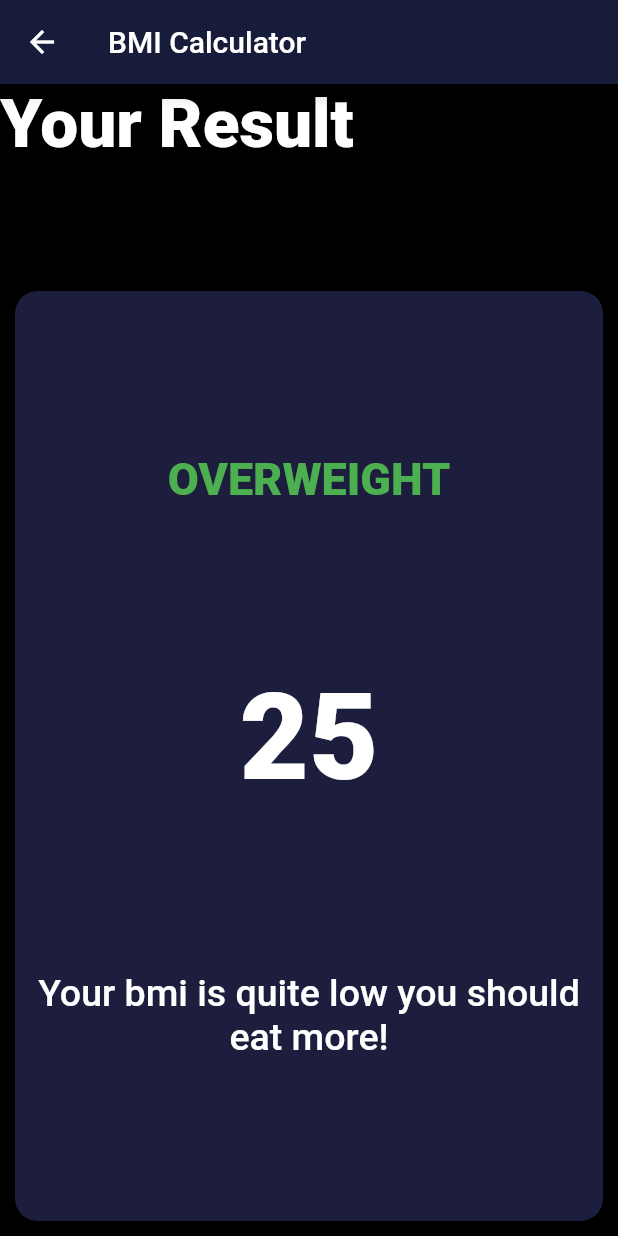
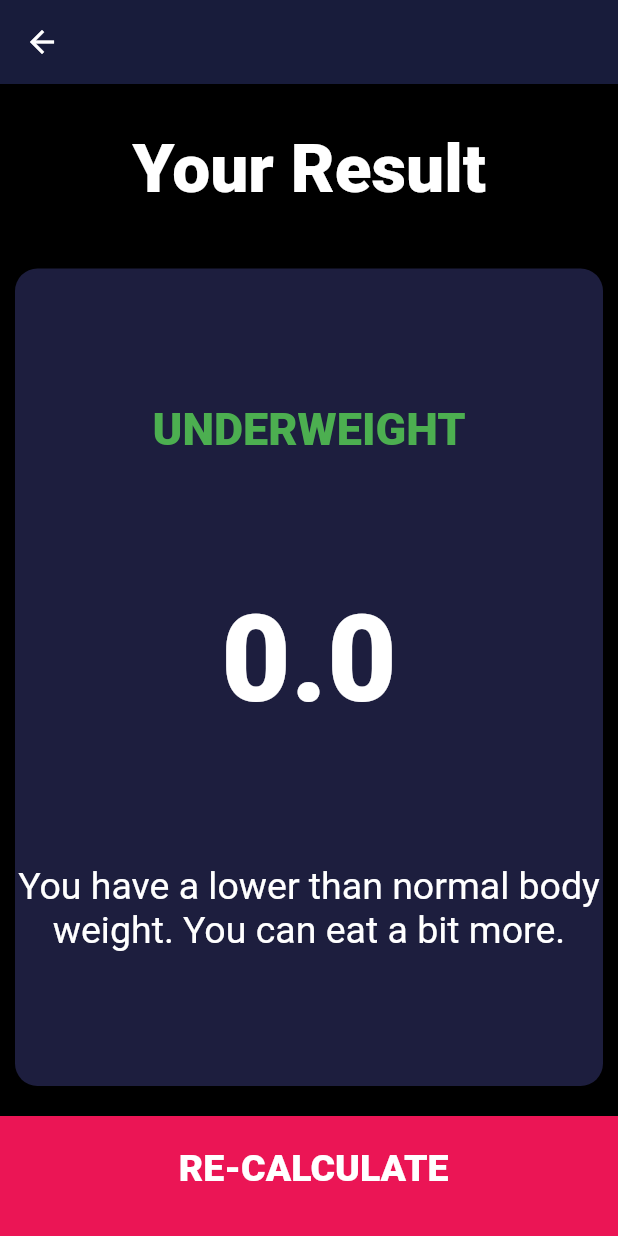
Before and after one commit to rohandocx/BMI_UI_app, a Flutter app: the screen it shows after launch, after a tap on "CALCULATE", on a phone screen of 412 x 824 dp. Run offline on Flutter 3.47's test engine with Material 2 defaults, Android fonts, the phone set to English and light mode, and no system bars; our stand-ins replace font_awesome_flutter.

Commit message:
Final Commit

```diff
--- /dev/null
+++ b/lib/Bmi_brain.dart
@@ -0,0 +1,36 @@
+import 'dart:math';
+
+class Bmi_brain{
+  Bmi_brain({this.weight, this.height});
+
+  final int height;
+  final int weight ;
+
+  double _bmi;
+
+  String calculateBMI() {
+    _bmi = weight / pow(height / 100, 2);
+    return _bmi.toStringAsFixed(1);
+  }
+
+  String getResult() {
+    if (_bmi >= 25) {
+      return 'Overweight';
+    } else if (_bmi > 18.5) {
+      return 'Normal';
+    } else {
+      return 'Underweight';
+    }
+  }
+
+  String getInterpretation() {
+    if (_bmi >= 25) {
+      return 'You have a higher than normal body weight. Try to exercise more.';
+    } else if (_bmi >= 18.5) {
+      return 'You have a normal body weight. Good job!';
+    } else {
+      return 'You have a lower than normal body weight. You can eat a bit more.';
+    }
+  }
+
+}
--- a/lib/Constants.dart
+++ b/lib/Constants.dart
@@ -37,6 +37,6 @@ const kbmi = TextStyle(
 );
 
 const kstatement = TextStyle(
-  fontWeight: FontWeight.w500,
+
   fontSize: 25.0,
 );
--- a/lib/input_page.dart
+++ b/lib/input_page.dart
@@ -1,17 +1,17 @@
-import 'dart:io';
-
-import 'package:bmi_calculator/input_page.dart';
+import 'package:bmi_calculator/results_page.dart';
 import 'package:flutter/material.dart';
 import 'package:font_awesome_flutter/font_awesome_flutter.dart';
 import 'containerIcon.dart';
 import 'reusable.dart';
 import 'Constants.dart';
+import 'Bmi_brain.dart';
 
 enum Gender { male, female }
 
 int height = 180;
 int weight = 0;
-int age =0 ;
+int age = 0;
+
 class InputPage extends StatefulWidget {
   @override
   _InputPageState createState() => _InputPageState();
@@ -193,19 +193,30 @@ class _InputPageState extends State<InputPage> {
               ],
             )),
             GestureDetector(
-              onTap: (){
-               Navigator.pushNamed(context, '/second');
+              onTap: () {
+                Bmi_brain calc = Bmi_brain(weight: weight, height: height);
+
+                Navigator.push(
+                    context,
+                    MaterialPageRoute(
+                        builder: (context) => ResultsPage(
+                              bmiresult: calc.calculateBMI(),
+                              resultText: calc.getResult(),
+                              interpretation: calc.getInterpretation(),
+                            )));
               },
-
               child: Container(
-                  child: Center(child: Text('CALCULATE', style: bottombuttonstyles,)),
+                child: Center(
+                    child: Text(
+                  'CALCULATE',
+                  style: bottombuttonstyles,
+                )),
                 color: bottomcolorcontainer,
                 padding: EdgeInsets.only(bottom: 10.0),
                 height: bottomcontainerheight,
                 width: double.infinity,
                 margin: EdgeInsets.only(top: 10.0),
               ),
-
             ),
           ],
         ));
--- a/lib/results_page.dart
+++ b/lib/results_page.dart
@@ -1,13 +1,22 @@
+
 import 'package:bmi_calculator/reusable.dart';
 import 'package:flutter/material.dart';
 import 'Constants.dart';
 
 class ResultsPage extends StatelessWidget {
+  ResultsPage({@required this.bmiresult,@required this.interpretation,@required this.resultText});
+
+    final String bmiresult ;
+    final String interpretation;
+    final String resultText;
+
+
+
   @override
   Widget build(BuildContext context) {
     return Scaffold(
       appBar: AppBar(
-        title: Text('BMI Calculator'),
+
       ),
       body: Column(
         mainAxisAlignment: MainAxisAlignment.spaceEvenly,
@@ -15,6 +24,8 @@ class ResultsPage extends StatelessWidget {
         children: <Widget>[
           Expanded(
               child: Container(
+                padding: EdgeInsets.all(15.0),
+            alignment: Alignment.center,
             child: Text(
               'Your Result',
               style: Result_style,
@@ -29,23 +40,38 @@ class ResultsPage extends StatelessWidget {
                 crossAxisAlignment: CrossAxisAlignment.center,
                 children: <Widget>[
                   Text(
-                    'OVERWEIGHT',
+                    resultText.toUpperCase(),
                     style: kresult_style,
                   ),
                   Text(
-                    '25',
+                    bmiresult,
                     style: kbmi,
                   ),
                   Text(
-                    'Your bmi is quite low you should eat more! ',
+                   interpretation,
                     textAlign: TextAlign.center,
                     style: kstatement,
                   )
                 ],
+
               ),
             ),
           ),
+          GestureDetector(
+            onTap: (){
+              Navigator.pushNamed(context, '/');
+            },
+            child: Container(
+              child: Center(child: Text(' RE-CALCULATE', style: bottombuttonstyles,)),
+              color: bottomcolorcontainer,
+              padding: EdgeInsets.only(bottom: 10.0),
+              height: bottomcontainerheight,
+              width: double.infinity,
+              margin: EdgeInsets.only(top: 10.0),
+            ),
+          ),
         ],
+
       ),
     );
   }
```
Lines whose indentation alone changed are shown as unchanged.
